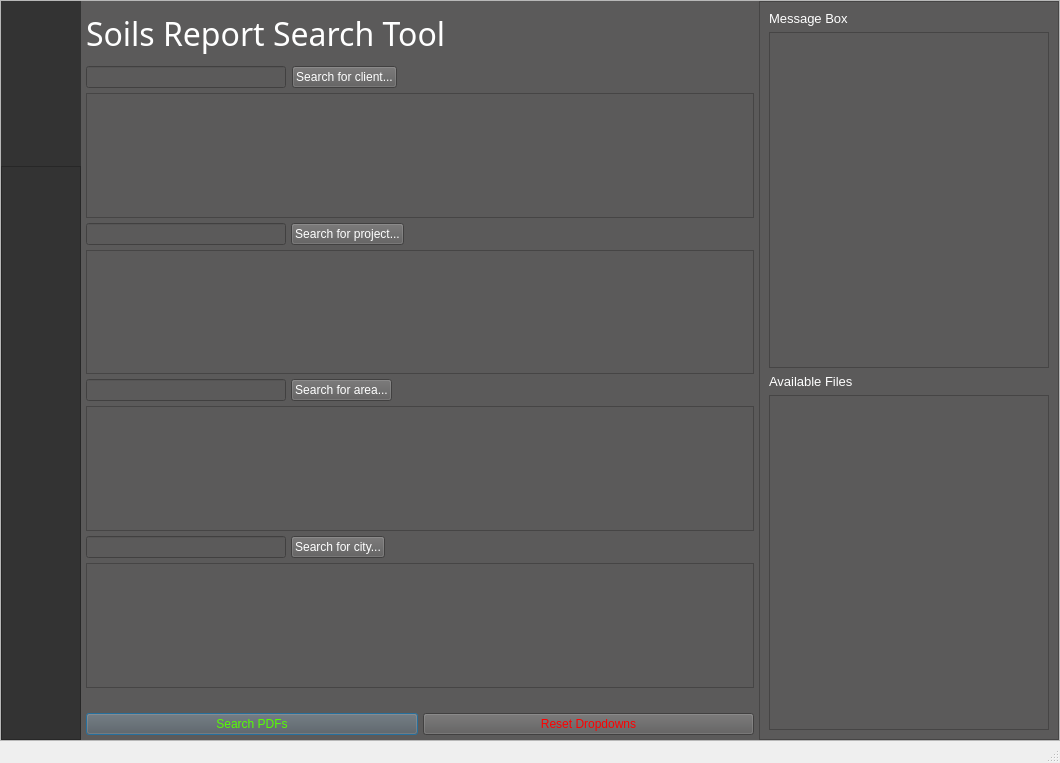
The window that ui/main.ui (swklump/dslsa) describes before a commit, drawn with Qt 5.
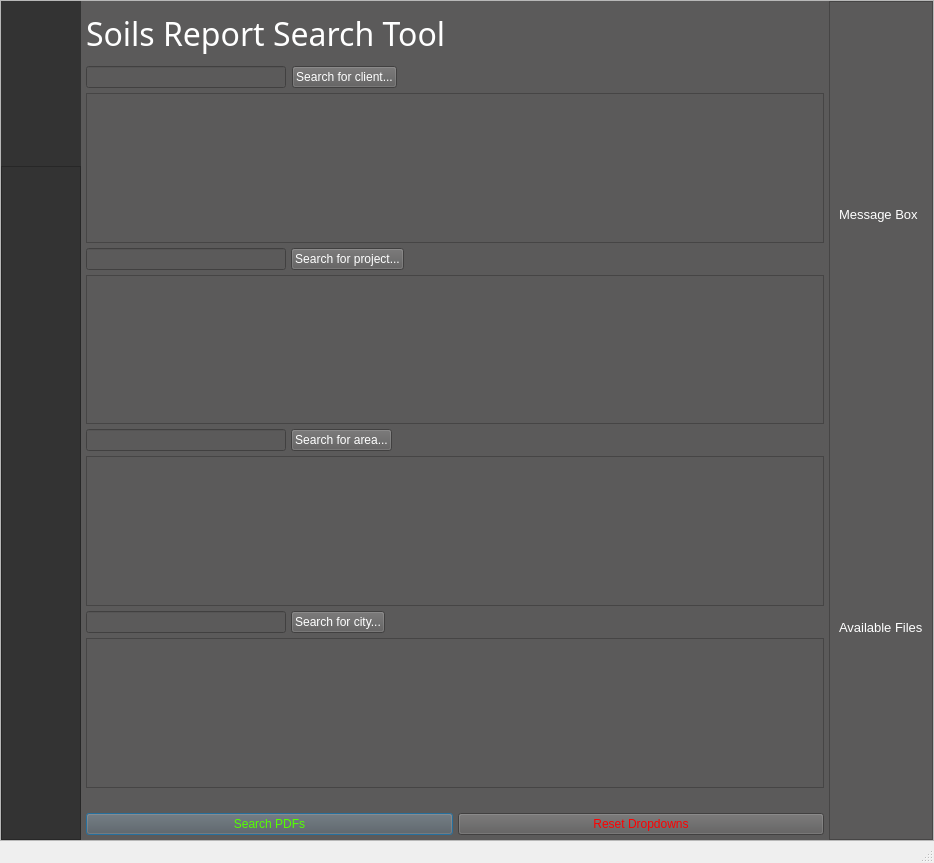
The same window after the commit. Icons and pictures are not drawn.

Diff of the .ui file:
```diff
--- a/ui/main.ui
+++ b/ui/main.ui
@@ -6,8 +6,8 @@
    <rect>
     <x>0</x>
     <y>0</y>
-    <width>1060</width>
-    <height>763</height>
+    <width>934</width>
+    <height>863</height>
    </rect>
   </property>
   <property name="windowTitle">
@@ -707,7 +707,7 @@
                      </widget>
                     </item>
                     <item>
-                     <widget class="QTextEdit" name="text_msgbox"/>
+                     <layout class="QVBoxLayout" name="verticalLayout_2"/>
                     </item>
                     <item>
                      <widget class="QLabel" name="label_12">
@@ -724,9 +724,6 @@
                       </property>
                      </widget>
                     </item>
-                    <item>
-                     <widget class="QTextEdit" name="text_files"/>
-                    </item>
                    </layout>
                   </widget>
                  </item>
```
Left out of the diff: 8 changed lines with no effect on the pictures.
